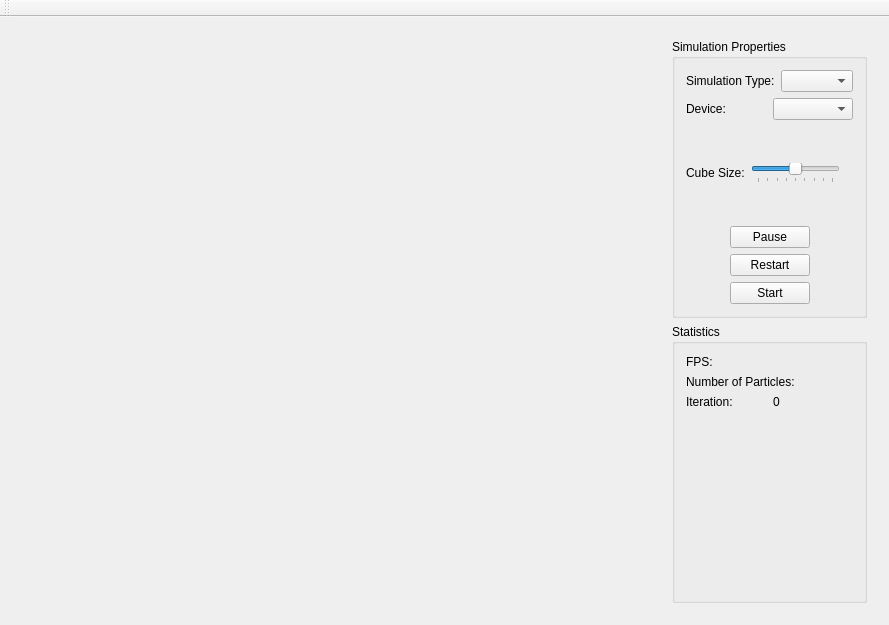
First picture: the form in ui/mainwindow.ui, repository mlykotom/gmu-water-simulation, before the edit.
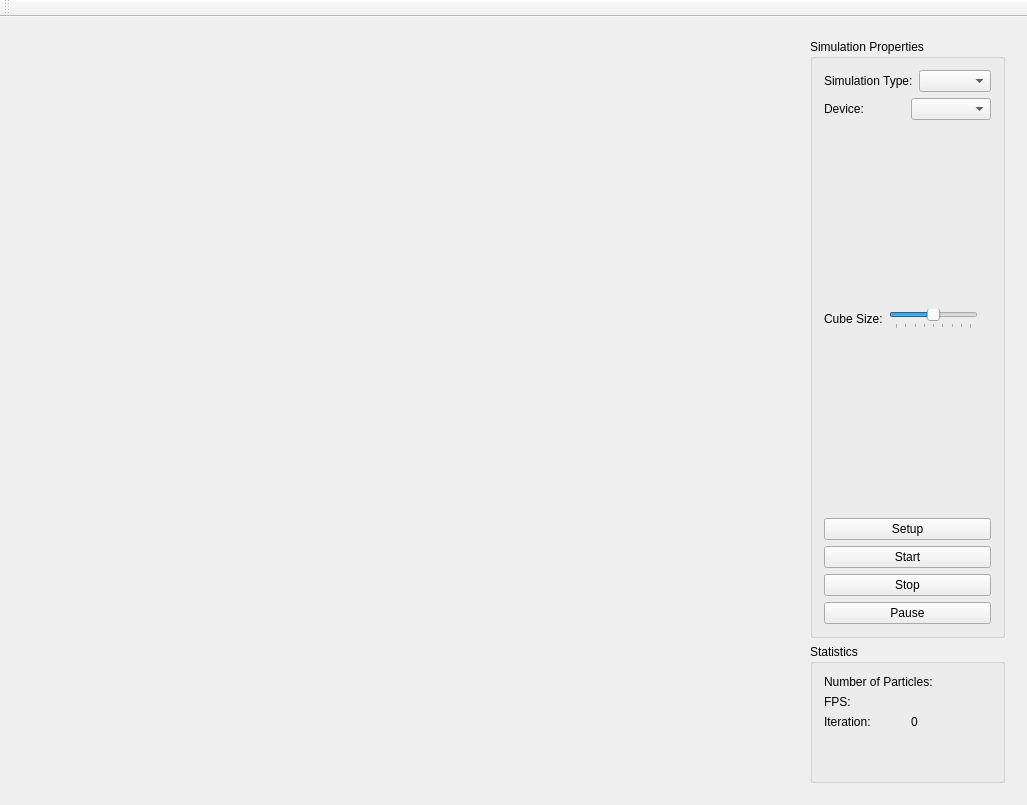
Second picture: the form after the edit.

What changed in the file:
```diff
--- a/ui/mainwindow.ui
+++ b/ui/mainwindow.ui
@@ -6,8 +6,8 @@
    <rect>
     <x>0</x>
     <y>0</y>
-    <width>889</width>
-    <height>625</height>
+    <width>1027</width>
+    <height>805</height>
    </rect>
   </property>
   <property name="windowTitle">
@@ -27,14 +27,94 @@
     </item>
     <item row="0" column="1">
      <widget class="QWidget" name="widget" native="true">
-      <layout class="QGridLayout" name="gridLayout_3" rowstretch="5,5" columnstretch="0" rowminimumheight="0,0">
+      <layout class="QGridLayout" name="gridLayout_3" rowstretch="5,0" columnstretch="0">
+       <item row="1" column="0">
+        <widget class="QGroupBox" name="statistics">
+         <property name="title">
+          <string>Statistics</string>
+         </property>
+         <layout class="QVBoxLayout" name="verticalLayout_4">
+          <item>
+           <layout class="QHBoxLayout" name="horizontalLayout_5">
+            <item>
+             <widget class="QLabel" name="label_4">
+              <property name="text">
+               <string>Number of Particles:</string>
+              </property>
+             </widget>
+            </item>
+            <item>
+             <widget class="QLabel" name="particlesNumberLabel">
+              <property name="text">
+               <string/>
+              </property>
+             </widget>
+            </item>
+           </layout>
+          </item>
+          <item>
+           <layout class="QHBoxLayout" name="horizontalLayout_4">
+            <item>
+             <widget class="QLabel" name="label_3">
+              <property name="text">
+               <string>FPS:</string>
+              </property>
+             </widget>
+            </item>
+            <item>
+             <widget class="QLabel" name="FPSLabel">
+              <property name="text">
+               <string/>
+              </property>
+             </widget>
+            </item>
+           </layout>
+          </item>
+          <item>
+           <layout class="QHBoxLayout" name="horizontalLayout_3">
+            <item>
+             <widget class="QLabel" name="label_6">
+              <property name="text">
+               <string>Iteration:</string>
+              </property>
+             </widget>
+            </item>
+            <item>
+             <widget class="QLabel" name="iterationWidget">
+              <property name="text">
+               <string>0</string>
+              </property>
+             </widget>
+            </item>
+           </layout>
+          </item>
+          <item>
+           <spacer name="verticalSpacer">
+            <property name="orientation">
+             <enum>Qt::Vertical</enum>
+            </property>
+            <property name="sizeHint" stdset="0">
+             <size>
+              <width>20</width>
+              <height>40</height>
+             </size>
+            </property>
+           </spacer>
+          </item>
+         </layout>
+         <zorder>label_6</zorder>
+         <zorder>iterationWidget</zorder>
+         <zorder></zorder>
+         <zorder>label_4</zorder>
+        </widget>
+       </item>
        <item row="0" column="0">
         <widget class="QGroupBox" name="simulationProperties">
          <property name="title">
           <string>Simulation Properties</string>
          </property>
-         <layout class="QGridLayout" name="gridLayout">
-          <item row="0" column="0">
+         <layout class="QVBoxLayout" name="verticalLayout_3">
+          <item>
            <layout class="QVBoxLayout" name="verticalLayout_2">
             <item>
              <layout class="QHBoxLayout" name="horizontalLayout_6">
@@ -136,133 +216,38 @@
             </item>
            </layout>
           </item>
-          <item row="1" column="0">
-           <layout class="QHBoxLayout" name="horizontalLayout_3">
+          <item>
+           <layout class="QVBoxLayout" name="verticalLayout">
             <item>
-             <spacer name="horizontalSpacer">
-              <property name="orientation">
-               <enum>Qt::Horizontal</enum>
-              </property>
-              <property name="sizeHint" stdset="0">
-               <size>
-                <width>40</width>
-                <height>20</height>
-               </size>
-              </property>
-             </spacer>
-            </item>
-            <item>
-             <layout class="QVBoxLayout" name="verticalLayout">
-              <item>
-               <widget class="QPushButton" name="pausePushButton">
-                <property name="text">
-                 <string>Pause</string>
-                </property>
-               </widget>
-              </item>
-              <item>
-               <widget class="QPushButton" name="restartPushButton">
-                <property name="text">
-                 <string>Restart</string>
-                </property>
-               </widget>
-              </item>
-              <item>
-               <widget class="QPushButton" name="startPushButton">
-                <property name="text">
-                 <string>Start</string>
-                </property>
-               </widget>
-              </item>
-             </layout>
-            </item>
-            <item>
-             <spacer name="horizontalSpacer_2">
-              <property name="orientation">
-               <enum>Qt::Horizontal</enum>
-              </property>
-              <property name="sizeHint" stdset="0">
-               <size>
-                <width>40</width>
-                <height>20</height>
-               </size>
-              </property>
-             </spacer>
-            </item>
-           </layout>
-          </item>
-         </layout>
-        </widget>
-       </item>
-       <item row="1" column="0">
-        <widget class="QGroupBox" name="statistics">
-         <property name="title">
-          <string>Statistics</string>
-         </property>
-         <layout class="QGridLayout" name="gridLayout_2">
-          <item row="2" column="0">
-           <widget class="QLabel" name="label_6">
-            <property name="text">
-             <string>Iteration:</string>
-            </property>
-           </widget>
-          </item>
-          <item row="0" column="0" colspan="2">
-           <layout class="QHBoxLayout" name="horizontalLayout_4">
-            <item>
-             <widget class="QLabel" name="label_3">
+             <widget class="QPushButton" name="setupPushButton">
               <property name="text">
-               <string>FPS:</string>
+               <string>Setup</string>
               </property>
              </widget>
             </item>
             <item>
-             <widget class="QLabel" name="FPSLabel">
+             <widget class="QPushButton" name="startPushButton">
               <property name="text">
-               <string/>
+               <string>Start</string>
               </property>
              </widget>
             </item>
-           </layout>
-          </item>
-          <item row="1" column="0" colspan="2">
-           <layout class="QHBoxLayout" name="horizontalLayout_5">
             <item>
-             <widget class="QLabel" name="label_4">
+             <widget class="QPushButton" name="stopPushButton">
               <property name="text">
-               <string>Number of Particles:</string>
+               <string>Stop</string>
               </property>
              </widget>
             </item>
             <item>
-             <widget class="QLabel" name="particlesNumberLabel">
+             <widget class="QPushButton" name="pausePushButton">
               <property name="text">
-               <string/>
+               <string>Pause</string>
               </property>
              </widget>
             </item>
            </layout>
           </item>
-          <item row="2" column="1">
-           <widget class="QLabel" name="iterationWidget">
-            <property name="text">
-             <string>0</string>
-            </property>
-           </widget>
-          </item>
-          <item row="3" column="0" colspan="2">
-           <spacer name="verticalSpacer">
-            <property name="orientation">
-             <enum>Qt::Vertical</enum>
-            </property>
-            <property name="sizeHint" stdset="0">
-             <size>
-              <width>20</width>
-              <height>40</height>
-             </size>
-            </property>
-           </spacer>
-          </item>
          </layout>
         </widget>
        </item>
```
Left out of the diff: 4 changed lines with no effect on the pictures.
